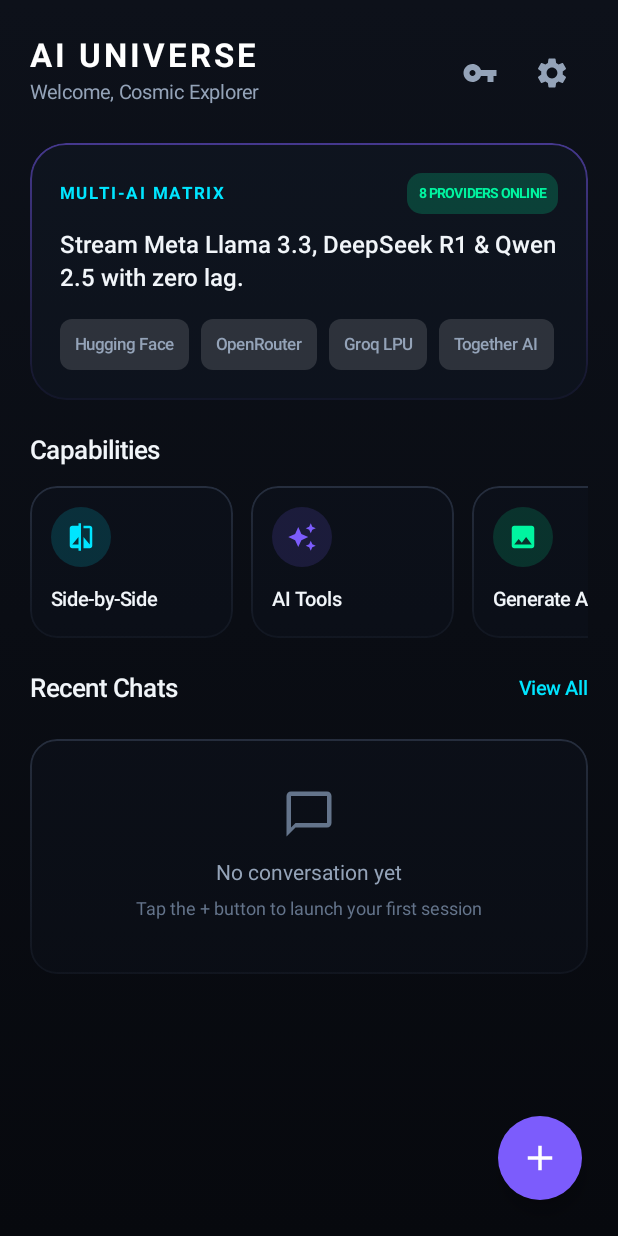
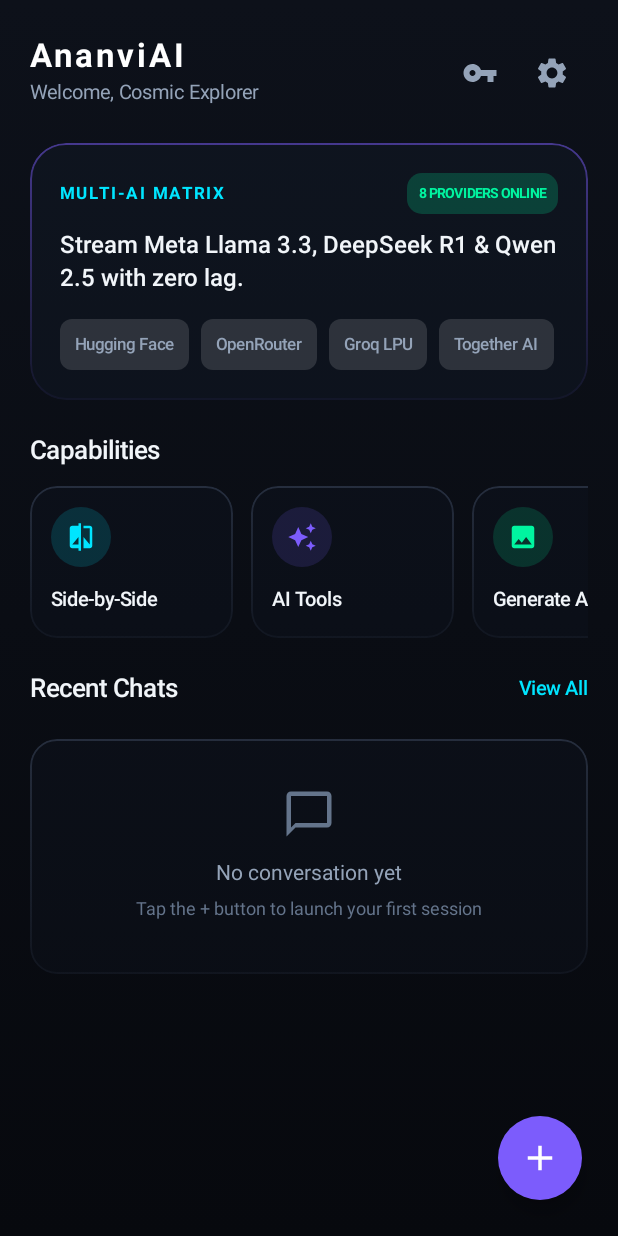
Before and after one commit to DarkRider999/AnanviAI, an Android app built with Jetpack Compose: the HomeScreen screen opened through its navigation route, on a phone screen of 412 x 824 dp. Run offline under Robolectric (Android 15) with nearby library versions, the phone set to English and light mode, and no system bars; our stand-ins replace Dagger/Hilt's generated code, Room's generated code.

Commit message:
chore: rename app name to AnanviAI across UI, manifest, themes, and configuration

```diff
--- a/app/src/main/AndroidManifest.xml
+++ b/app/src/main/AndroidManifest.xml
@@ -12,7 +12,7 @@
     <uses-feature android:name="android.hardware.microphone" android:required="false" />
 
     <application
-        android:name=".AIUniverseApp"
+        android:name=".AnanviAIApp"
         android:allowBackup="true"
         android:dataExtractionRules="@xml/data_extraction_rules"
         android:fullBackupContent="@xml/backup_rules"
@@ -20,14 +20,14 @@
         android:label="@string/app_name"
         android:roundIcon="@drawable/ic_ai_logo"
         android:supportsRtl="true"
-        android:theme="@style/Theme.AIUniverse"
+        android:theme="@style/Theme.AnanviAI"
         android:networkSecurityConfig="@xml/network_security_config">
 
         <activity
             android:name=".MainActivity"
             android:exported="true"
             android:windowSoftInputMode="adjustResize"
-            android:theme="@style/Theme.AIUniverse">
+            android:theme="@style/Theme.AnanviAI">
             <intent-filter>
                 <action android:name="android.intent.action.MAIN" />
                 <category android:name="android.intent.category.LAUNCHER" />
--- a/app/src/main/java/com/aiuniverse/app/AIUniverseApp.kt
+++ b/app/src/main/java/com/aiuniverse/app/AnanviAIApp.kt
@@ -4,11 +4,11 @@ import android.app.Application
 import dagger.hilt.android.HiltAndroidApp
 
 /**
- * Main application entry point for AI Universe.
+ * Main application entry point for AnanviAI.
  * Initializes Hilt dependency injection, global loggers, and app configurations.
  */
 @HiltAndroidApp
-class AIUniverseApp : Application() {
+class AnanviAIApp : Application() {
 
     override fun onCreate() {
         super.onCreate()
--- a/app/src/main/java/com/aiuniverse/app/MainActivity.kt
+++ b/app/src/main/java/com/aiuniverse/app/MainActivity.kt
@@ -9,7 +9,7 @@ import androidx.compose.material3.Surface
 import androidx.compose.ui.Modifier
 import androidx.navigation.compose.rememberNavController
 import com.aiuniverse.app.presentation.navigation.NavGraph
-import com.aiuniverse.app.presentation.theme.AIUniverseTheme
+import com.aiuniverse.app.presentation.theme.AnanviAITheme
 import com.aiuniverse.app.presentation.theme.SpaceBlack
 import dagger.hilt.android.AndroidEntryPoint
 
@@ -21,7 +21,7 @@ class MainActivity : ComponentActivity() {
         enableEdgeToEdge()
 
         setContent {
-            AIUniverseTheme(darkTheme = true) {
+            AnanviAITheme(darkTheme = true) {
                 Surface(
                     modifier = Modifier.fillMaxSize(),
                     color = SpaceBlack
--- a/app/src/main/java/com/aiuniverse/app/common/Constants.kt
+++ b/app/src/main/java/com/aiuniverse/app/common/Constants.kt
@@ -1,9 +1,9 @@
 package com.aiuniverse.app.common
 
 object Constants {
-    const val DATABASE_NAME = "ai_universe_db"
-    const val PREFERENCES_NAME = "ai_universe_prefs"
-    const val ENCRYPTED_PREFS_NAME = "ai_universe_secure_keys"
+    const val DATABASE_NAME = "ananviai_db"
+    const val PREFERENCES_NAME = "ananviai_prefs"
+    const val ENCRYPTED_PREFS_NAME = "ananviai_secure_keys"
 
     // Endpoints
     const val HUGGING_FACE_BASE_URL = "https://api-inference.huggingface.co/"
--- a/app/src/main/java/com/aiuniverse/app/data/remote/api/OpenRouterApi.kt
+++ b/app/src/main/java/com/aiuniverse/app/data/remote/api/OpenRouterApi.kt
@@ -16,7 +16,7 @@ interface OpenRouterApi {
     suspend fun createChatCompletionStream(
         @Header("Authorization") authHeader: String,
         @Header("HTTP-Referer") referer: String = "https://aiuniverse.app",
-        @Header("X-Title") appTitle: String = "AI Universe Android",
+        @Header("X-Title") appTitle: String = "AnanviAI Android",
         @Body request: ChatCompletionRequest
     ): Response<ResponseBody>
 
@@ -24,7 +24,7 @@ interface OpenRouterApi {
     suspend fun createChatCompletion(
         @Header("Authorization") authHeader: String,
         @Header("HTTP-Referer") referer: String = "https://aiuniverse.app",
-        @Header("X-Title") appTitle: String = "AI Universe Android",
+        @Header("X-Title") appTitle: String = "AnanviAI Android",
         @Body request: ChatCompletionRequest
     ): Response<ChatCompletionResponse>
 }
--- a/app/src/main/java/com/aiuniverse/app/data/remote/interceptor/AuthHeaderInterceptor.kt
+++ b/app/src/main/java/com/aiuniverse/app/data/remote/interceptor/AuthHeaderInterceptor.kt
@@ -23,7 +23,7 @@ class AuthHeaderInterceptor @Inject constructor(
             url.contains("huggingface.co") -> keyStorage.getApiKey("huggingface")
             url.contains("openrouter.ai") -> {
                 builder.header("HTTP-Referer", "https://aiuniverse.app")
-                builder.header("X-Title", "AI Universe Android")
+                builder.header("X-Title", "AnanviAI Android")
                 keyStorage.getApiKey("openrouter")
             }
             url.contains("api.groq.com") -> keyStorage.getApiKey("groq")
--- a/app/src/main/java/com/aiuniverse/app/domain/model/Models.kt
+++ b/app/src/main/java/com/aiuniverse/app/domain/model/Models.kt
@@ -132,7 +132,7 @@ data class UserProfile(
     val name: String = "Cosmic Explorer",
     val email: String = "user@aiuniverse.local",
     val avatarUri: String? = null,
-    val customSystemPrompt: String = "You are AI Universe, a hyper-capable, versatile, and thoughtful assistant.",
+    val customSystemPrompt: String = "You are AnanviAI, a hyper-capable, versatile, and thoughtful assistant.",
     val totalTokensUsed: Long = 0L,
     val favoriteModelId: String = "meta-llama/Llama-3.1-8B-Instruct"
 )
--- a/app/src/main/java/com/aiuniverse/app/presentation/home/HomeScreen.kt
+++ b/app/src/main/java/com/aiuniverse/app/presentation/home/HomeScreen.kt
@@ -108,7 +108,7 @@ fun HomeScreen(
                 ) {
                     Column {
                         Text(
-                            text = "AI UNIVERSE",
+                            text = "AnanviAI",
                             color = Color.White,
                             fontSize = 22.sp,
                             fontWeight = FontWeight.Bold,
--- a/app/src/main/java/com/aiuniverse/app/presentation/onboarding/OnboardingScreen.kt
+++ b/app/src/main/java/com/aiuniverse/app/presentation/onboarding/OnboardingScreen.kt
@@ -178,7 +178,7 @@ fun OnboardingScreen(
                 }
 
                 CosmicGradientButton(
-                    text = if (pagerState.currentPage == slides.size - 1) "Enter AI Universe" else "Continue",
+                    text = if (pagerState.currentPage == slides.size - 1) "Enter AnanviAI" else "Continue",
                     onClick = {
                         if (pagerState.currentPage < slides.size - 1) {
                             scope.launch {
--- a/app/src/main/java/com/aiuniverse/app/presentation/splash/SplashScreen.kt
+++ b/app/src/main/java/com/aiuniverse/app/presentation/splash/SplashScreen.kt
@@ -87,14 +87,14 @@ fun SplashScreen(
         ) {
             Image(
                 painter = painterResource(id = R.drawable.ic_ai_logo),
-                contentDescription = "AI Universe",
+                contentDescription = "AnanviAI",
                 modifier = Modifier.size(110.dp)
             )
 
             Spacer(modifier = Modifier.height(24.dp))
 
             Text(
-                text = "AI UNIVERSE",
+                text = "AnanviAI",
                 color = Color.White,
                 fontSize = 28.sp,
                 fontWeight = FontWeight.Bold,
--- a/app/src/main/java/com/aiuniverse/app/presentation/theme/Theme.kt
+++ b/app/src/main/java/com/aiuniverse/app/presentation/theme/Theme.kt
@@ -45,8 +45,8 @@ private val LightColorScheme = lightColorScheme(
 )
 
 @Composable
-fun AIUniverseTheme(
-    darkTheme: Boolean = true, // Default to stunning cosmic dark
+fun AnanviAITheme(
+    darkTheme: Boolean = true,
     dynamicColor: Boolean = false,
     content: @Composable () -> Unit
 ) {
--- a/app/src/main/res/values-night/themes.xml
+++ b/app/src/main/res/values-night/themes.xml
@@ -1,6 +1,6 @@
 <?xml version="1.0" encoding="utf-8"?>
 <resources>
-    <style name="Theme.AIUniverse" parent="android:Theme.Material.NoActionBar">
+    <style name="Theme.AnanviAI" parent="android:Theme.Material.NoActionBar">
         <item name="android:statusBarColor">@android:color/transparent</item>
         <item name="android:navigationBarColor">@android:color/transparent</item>
         <item name="android:windowLightStatusBar">false</item>
--- a/app/src/main/res/values/strings.xml
+++ b/app/src/main/res/values/strings.xml
@@ -1,5 +1,5 @@
 <resources>
-    <string name="app_name">AI Universe</string>
+    <string name="app_name">AnanviAI</string>
     <string name="app_tagline">Next-Gen Multi-Model Intelligence</string>
-    <string name="default_system_prompt">You are AI Universe, a hyper-capable, versatile, and thoughtful multi-modal artificial intelligence assistant.</string>
+    <string name="default_system_prompt">You are AnanviAI, a hyper-capable, versatile, and thoughtful multi-modal artificial intelligence assistant.</string>
 </resources>
--- a/app/src/main/res/values/themes.xml
+++ b/app/src/main/res/values/themes.xml
@@ -1,6 +1,6 @@
 <?xml version="1.0" encoding="utf-8"?>
 <resources>
-    <style name="Theme.AIUniverse" parent="android:Theme.Material.NoActionBar">
+    <style name="Theme.AnanviAI" parent="android:Theme.Material.NoActionBar">
         <item name="android:statusBarColor">@android:color/transparent</item>
         <item name="android:navigationBarColor">@android:color/transparent</item>
         <item name="android:windowLightStatusBar">true</item>
--- a/settings.gradle.kts
+++ b/settings.gradle.kts
@@ -19,5 +19,5 @@ dependencyResolutionManagement {
     }
 }
 
-rootProject.name = "AI Universe"
+rootProject.name = "AnanviAI"
 include(":app")
```
Also changed, not shown: 2 other files.
